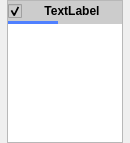
Qt form src/gui_execution_diagram/resource/diagram_node.ui (PIBAUR/Plaisir) before a commit.
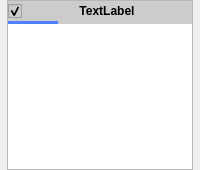
The same form after that commit.

The edit to the form file:
```diff
--- a/src/gui_execution_diagram/resource/diagram_node.ui
+++ b/src/gui_execution_diagram/resource/diagram_node.ui
@@ -9,8 +9,8 @@
    <rect>
     <x>0</x>
     <y>0</y>
-    <width>130</width>
-    <height>143</height>
+    <width>200</width>
+    <height>170</height>
    </rect>
   </property>
   <property name="sizePolicy">
```
